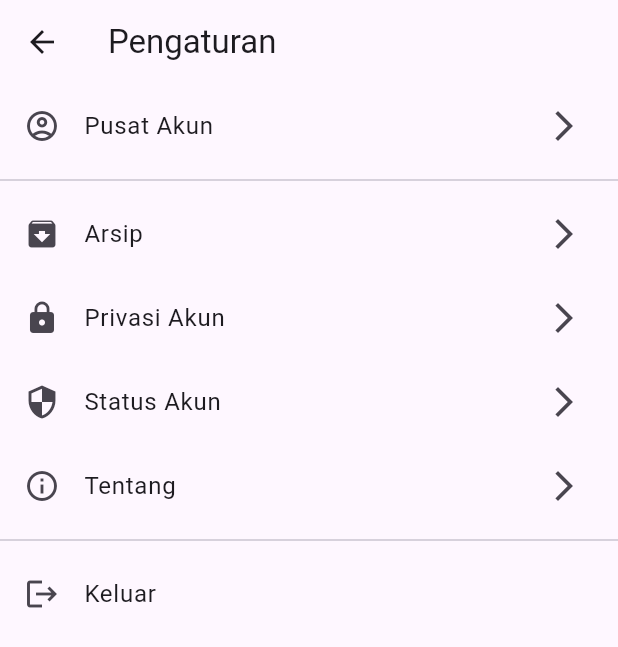
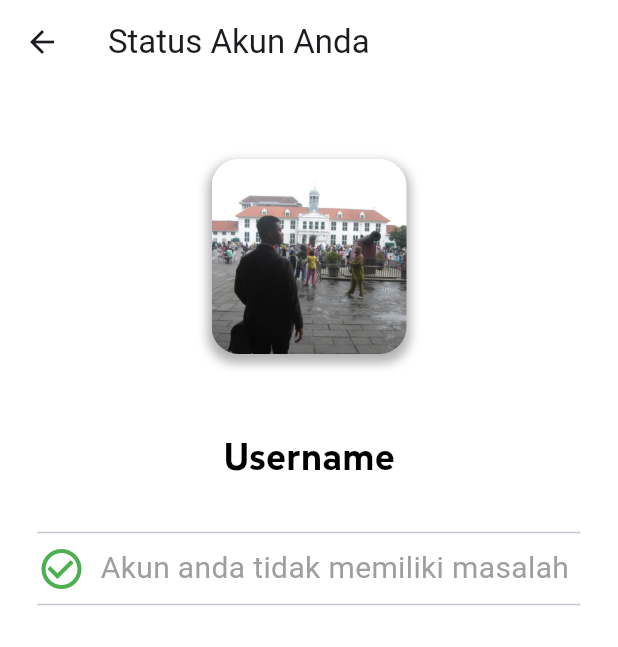
Before and after one commit to yosiasp/mobile_prog_kel6, a Flutter app: the SettingsScreen screen opened directly, after a tap on "Status Akun", on a phone screen of 412 x 824 dp. Shown: the top 647 px of the screen. Run offline on Flutter 3.47's test engine with Material 3 defaults, Android fonts, the phone set to English and light mode, and no system bars; our stand-ins replace cloud_firestore, firebase_auth, firebase_core, image_picker; accounts and stored records are empty.

Commit message:
new about account and account status screen

```diff
--- a/lib/screens/account_center.dart
+++ b/lib/screens/account_center.dart
@@ -24,6 +24,7 @@ class AccountCenter extends StatelessWidget {
         ),
         elevation: 0,
       ),
+      backgroundColor: Colors.white,
       body: ListView(
         children: [
           ListTile(
--- /dev/null
+++ b/lib/screens/account_status.dart
@@ -0,0 +1,99 @@
+import 'package:flutter/material.dart';
+
+class AccountStatus extends StatelessWidget {
+  const AccountStatus({super.key});
+
+  @override
+  Widget build(BuildContext context) {
+    return Scaffold(
+      appBar: AppBar(
+        title: const Text('Status Akun Anda'),
+        backgroundColor: Colors.white,
+      ),
+      backgroundColor: Colors.white,
+      body: SafeArea(
+
+          child: SingleChildScrollView(
+            child: Padding(
+              padding: const EdgeInsets.symmetric(horizontal: 25.0),
+              child: Column(
+                mainAxisAlignment: MainAxisAlignment.center,
+                children: [
+                  const SizedBox(height: 50),
+
+                  // Profile Picture
+                  Container(
+                    height: 130,
+                    width: 130,
+                    decoration: BoxDecoration(
+                      borderRadius: BorderRadius.circular(18),
+                      boxShadow: [
+                        BoxShadow(
+                          color: Colors.black.withOpacity(0.3),
+                          spreadRadius: 2,
+                          blurRadius: 5,
+                          offset: const Offset(0, 4),
+                        ),
+                      ],
+                    ),
+                    child: ClipRRect(
+                      borderRadius: BorderRadius.circular(18),
+                      child: Image.asset(
+                        'assets/profile.JPG',
+                        width: 130,
+                        height: 130,
+                        fit: BoxFit.cover,
+                      ),
+                    ),
+                  ),
+
+                  const SizedBox(height: 50),
+
+                  // Username
+                  const Text(
+                    'Username', // Tolong pasang usernamenya disini yos
+                    style: TextStyle(
+                      fontFamily: 'Suse',
+                      fontSize: 25,
+                      fontWeight: FontWeight.bold,
+                      color: Colors.black,
+                    ),
+                  ),
+
+                  const SizedBox(height: 25),
+
+                  const Divider(),
+
+                  // Date the account was created
+                  const Row(
+                    mainAxisAlignment: MainAxisAlignment.start,
+                    children: [
+                      Icon(
+                        Icons.check_circle_outline,
+                        color: Colors.green,
+                        size: 32.0,
+                      ),
+                      SizedBox(width: 10),
+                      Text(
+                        'Akun anda tidak memiliki masalah',
+                        style: TextStyle(
+                          fontFamily: 'Roboto',
+                          fontSize: 20,
+                          fontWeight: FontWeight.normal,
+                          color: Colors.grey,
+                        ),
+                      ),
+                    ],
+                  ),
+
+                const Divider(),
+
+                ],
+              ),
+            ),
+          ),
+
+      ),
+    );
+  }
+}
--- a/lib/screens/settings.dart
+++ b/lib/screens/settings.dart
@@ -2,6 +2,8 @@
 import 'package:flutter/material.dart';
 import 'package:uts_mobile_prog/screens/account_center.dart';
 import 'package:firebase_auth/firebase_auth.dart';
+import 'about_account.dart';
+import 'account_status.dart';
 //import '../auth/auth.dart';
 
 class SettingsScreen extends StatelessWidget {
@@ -18,7 +20,9 @@ class SettingsScreen extends StatelessWidget {
     return Scaffold(
       appBar: AppBar(
         title: const Text('Pengaturan'),
+        backgroundColor: Colors.white,
       ),
+      backgroundColor: Colors.white,
       body: ListView(
         children: [
           ListTile(
@@ -64,15 +68,23 @@ class SettingsScreen extends StatelessWidget {
             title: const Text('Status Akun'),
             trailing: const Icon(Icons.arrow_forward_ios),
             onTap: () {
-              // Aksi untuk Status Akun
+              Navigator.push(
+                context,
+                MaterialPageRoute(
+                    builder: (context) => const AccountStatus()),
+              );
             },
           ),
           ListTile(
             leading: const Icon(Icons.info_outline),
-            title: const Text('Tentang'),
+            title: const Text('Tentang Akun'),
             trailing: const Icon(Icons.arrow_forward_ios),
             onTap: () {
-              // Aksi untuk Tentang
+              Navigator.push(
+                context,
+                MaterialPageRoute(
+                    builder: (context) => const AboutAccount()),
+              );
             },
           ),
           const Divider(),
```
Also changed, not shown: lib/screens/about_account.dart (added, +115 -0 lines), lib/screens/setup_account.dart (+125 -125 lines).
